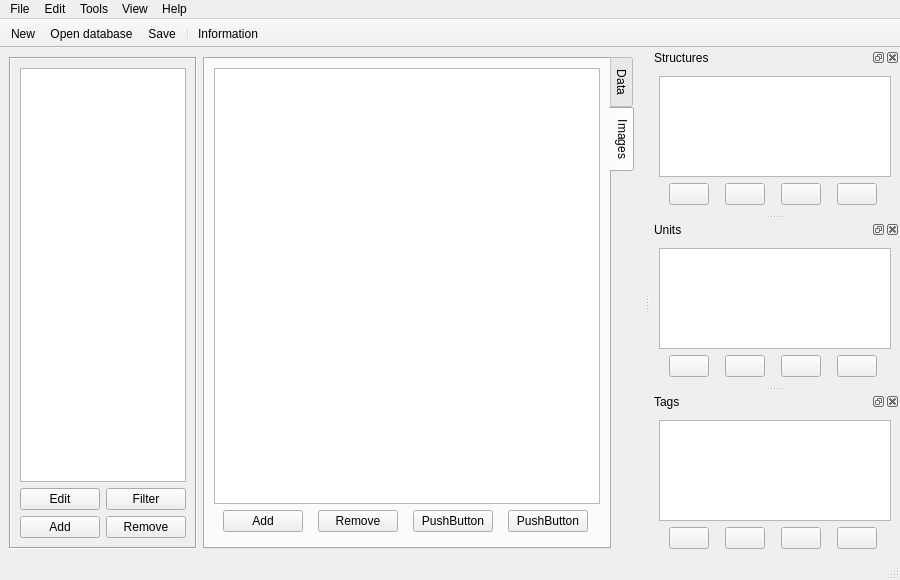
Above: pysdb3/ui/pysdb3.ui from ondrolexa/pysdb before the change. Below: the same form after it.
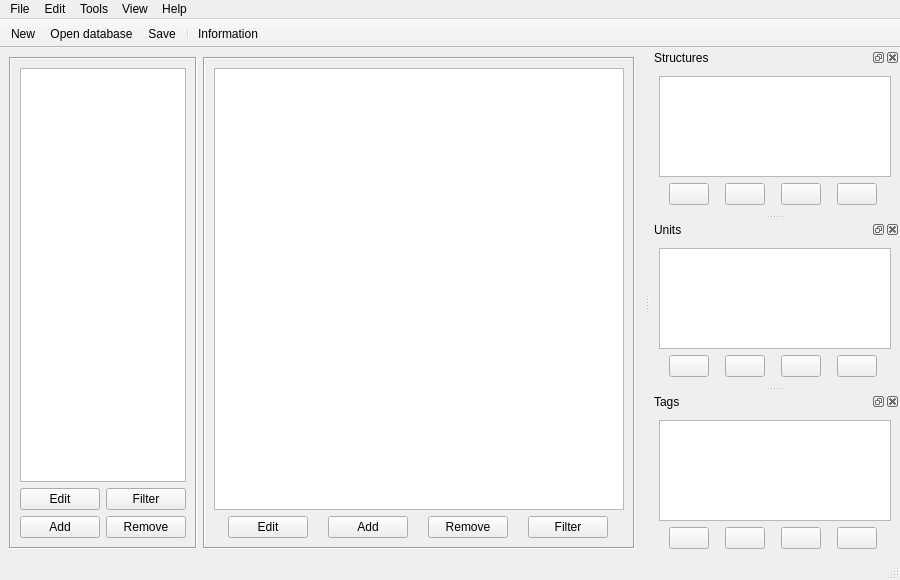
That is the form after the change. The open tabs and pages were chosen to show the change. Icons and pictures are not drawn.

Commit message:
Multiedit site and data added
Image support removed

```diff
--- a/pysdb3/ui/pysdb3.ui
+++ b/pysdb3/ui/pysdb3.ui
@@ -132,29 +132,19 @@
      </widget>
     </item>
     <item row="0" column="1">
-     <widget class="QTabWidget" name="tabWidget">
+     <widget class="QFrame" name="dataFrame">
       <property name="sizePolicy">
        <sizepolicy hsizetype="Expanding" vsizetype="Expanding">
         <horstretch>5</horstretch>
         <verstretch>0</verstretch>
        </sizepolicy>
       </property>
-      <property name="tabPosition">
-       <enum>QTabWidget::East</enum>
+      <property name="frameShape">
+       <enum>QFrame::Box</enum>
       </property>
-      <property name="tabShape">
-       <enum>QTabWidget::Rounded</enum>
+      <property name="frameShadow">
+       <enum>QFrame::Sunken</enum>
       </property>
-      <property name="currentIndex">
-       <number>0</number>
-      </property>
-      <property name="tabsClosable">
-       <bool>false</bool>
-      </property>
-      <widget class="QWidget" name="tab_data">
-       <attribute name="title">
-        <string>Data</string>
-       </attribute>
        <layout class="QVBoxLayout" name="verticalLayout_8">
         <item>
          <widget class="QTableView" name="dataView">
@@ -179,10 +169,7 @@
          </widget>
         </item>
         <item>
-         <layout class="QHBoxLayout" name="horizontalLayout_5">
-          <property name="bottomMargin">
-           <number>6</number>
-          </property>
+        <layout class="QHBoxLayout" name="buttonBox">
           <item>
            <widget class="QPushButton" name="pushDataEdit">
             <property name="sizePolicy">
@@ -246,76 +233,6 @@
         </item>
        </layout>
       </widget>
-      <widget class="QWidget" name="tab_images">
-       <attribute name="title">
-        <string>Images</string>
-       </attribute>
-       <layout class="QVBoxLayout" name="verticalLayout_9">
-        <item>
-         <widget class="QListWidget" name="imagesWidget"/>
-        </item>
-        <item>
-         <layout class="QHBoxLayout" name="horizontalLayout_6">
-          <property name="bottomMargin">
-           <number>6</number>
-          </property>
-          <item>
-           <widget class="QPushButton" name="pushImageAdd">
-            <property name="sizePolicy">
-             <sizepolicy hsizetype="Fixed" vsizetype="Fixed">
-              <horstretch>0</horstretch>
-              <verstretch>0</verstretch>
-             </sizepolicy>
-            </property>
-            <property name="text">
-             <string>Add</string>
-            </property>
-           </widget>
-          </item>
-          <item>
-           <widget class="QPushButton" name="pushImageRemove">
-            <property name="sizePolicy">
-             <sizepolicy hsizetype="Fixed" vsizetype="Fixed">
-              <horstretch>0</horstretch>
-              <verstretch>0</verstretch>
-             </sizepolicy>
-            </property>
-            <property name="text">
-             <string>Remove</string>
-            </property>
-           </widget>
-          </item>
-          <item>
-           <widget class="QPushButton" name="pushButton_9">
-            <property name="sizePolicy">
-             <sizepolicy hsizetype="Fixed" vsizetype="Fixed">
-              <horstretch>0</horstretch>
-              <verstretch>0</verstretch>
-             </sizepolicy>
-            </property>
-            <property name="text">
-             <string>PushButton</string>
-            </property>
-           </widget>
-          </item>
-          <item>
-           <widget class="QPushButton" name="pushButton_10">
-            <property name="sizePolicy">
-             <sizepolicy hsizetype="Fixed" vsizetype="Fixed">
-              <horstretch>0</horstretch>
-              <verstretch>0</verstretch>
-             </sizepolicy>
-            </property>
-            <property name="text">
-             <string>PushButton</string>
-            </property>
-           </widget>
-          </item>
-         </layout>
-        </item>
-       </layout>
-      </widget>
-     </widget>
     </item>
    </layout>
   </widget>
```
Left out of the diff: 21 changed lines with no effect on the pictures. Lines whose indentation alone changed are shown as unchanged. The commit also changes 11 other files.
